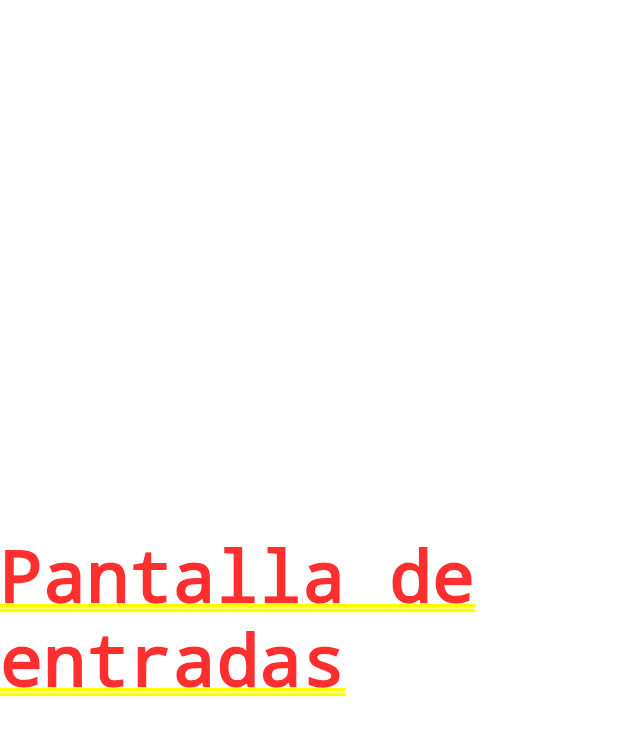
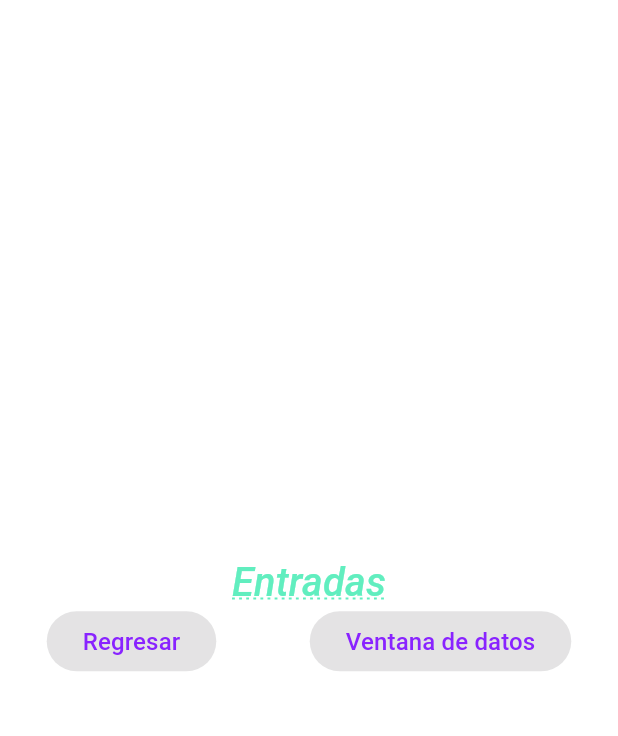
Before and after one commit to lauraHerSan01/componentes_flutter, a Flutter app: the screen it shows after launch, after a tap on "Entradas", on a phone screen of 412 x 824 dp. Shown: the top 736 px of the screen. Run offline on Flutter 3.47's test engine with Material 3 defaults, Android fonts, the phone set to English and light mode, and no system bars; our stand-ins replace google_fonts; Roboto replaces fonts that are missing (Abel).

Commit message:
Adding ElevatedButtons in InputsScreen

```diff
--- a/lib/Screens/inputs_screen.dart
+++ b/lib/Screens/inputs_screen.dart
@@ -1,4 +1,5 @@
 import 'package:flutter/material.dart';
+import 'package:practica3/theme/app_theme.dart';
 
 class InputsScreenState extends StatefulWidget {
   const InputsScreenState({super.key});
@@ -10,8 +11,31 @@ class InputsScreenState extends StatefulWidget {
 class _InputsScreenStateState extends State<InputsScreenState> {
   @override
   Widget build(BuildContext context) {
-    return const Center(
-      child: Text('Pantalla de entradas'),
+    return  Column(
+      mainAxisAlignment: MainAxisAlignment.center,
+      children:[
+        Text(
+          'Entradas',
+        style: AppTheme.lightTheme.textTheme.headlineLarge,
+        ),
+        Row(
+          mainAxisAlignment: MainAxisAlignment.spaceAround,
+          children: [
+            ElevatedButton(
+              onPressed: null,
+              child: Text('Regresar',
+              style:AppTheme.lightTheme.textTheme.bodySmall,
+            )
+            ),
+             ElevatedButton(
+              onPressed: null,
+              child: Text('Ventana de datos',
+              style:AppTheme.lightTheme.textTheme.bodySmall,
+            )
+            ),
+          ],
+        )
+        ],
     );
   }
 }
--- a/lib/theme/app_theme.dart
+++ b/lib/theme/app_theme.dart
@@ -3,11 +3,11 @@ import 'package:flutter/material.dart';
 import 'package:google_fonts/google_fonts.dart';
 class AppTheme{
 //Constantes de color primario
-  static const primatyColor = Color.fromARGB(255, 5, 164, 98);
+  static const primatyColor = Color.fromARGB(255, 97, 238, 191);
   //constante de color secundario
-  static const secondaryColor = Color.fromARGB(255, 4, 71, 196);
+  static const secondaryColor = Color.fromARGB(255, 137, 35, 255);
   //cponstante de color de fondo
-  static const backColor = Color.fromARGB(255, 27, 28, 28);
+  static const backColor = Color.fromARGB(255, 235, 241, 241);
 
 //Constante de tema
   static final ThemeData lightTheme = ThemeData.light().copyWith(
```
Also changed, not shown: lib/Screens/home_screen.dart (+14 -0 lines).
